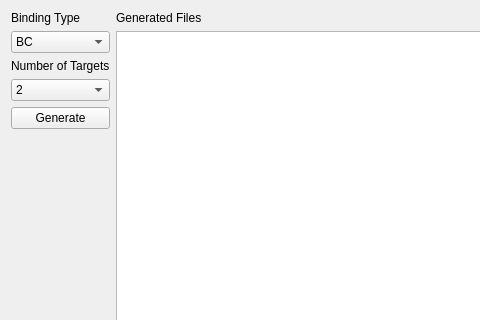
First picture: the form in BindingDesigner/src/bindinggenerator.ui, repository ViewMind/VMAPP, before the edit; both pictures show x 0 to 480 and y 0 to 320 of the 591 by 419 pixel window.
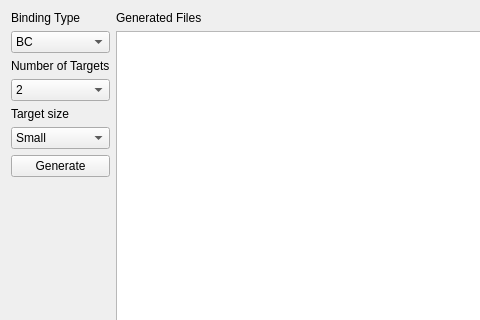
Second picture: the form after the edit.

Commit message: Se realizan todos los arreglos para que se puedan utilizar tres 2 y 3 targets grandes y chicos

```diff
--- a/BindingDesigner/src/bindinggenerator.ui
+++ b/BindingDesigner/src/bindinggenerator.ui
@@ -59,6 +59,27 @@
         </item>
        </widget>
       </item>
+      <item>
+       <widget class="QLabel" name="label_4">
+        <property name="text">
+         <string>Target size</string>
+        </property>
+       </widget>
+      </item>
+      <item>
+       <widget class="QComboBox" name="cbTargetSize">
+        <item>
+         <property name="text">
+          <string>Small</string>
+         </property>
+        </item>
+        <item>
+         <property name="text">
+          <string>Large</string>
+         </property>
+        </item>
+       </widget>
+      </item>
       <item>
        <widget class="QPushButton" name="pbGenFile">
         <property name="text">
```
The commit also changes 21 other files.
